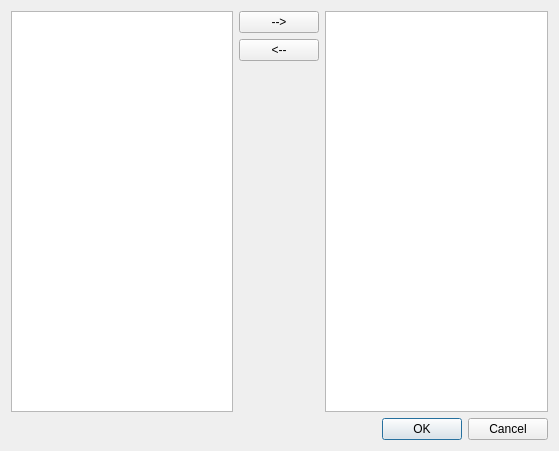
Qt form SIM-VICUS/src/SVNetworkDialogSelectPipes.ui (ghorwin/SIM-VICUS) before a commit.
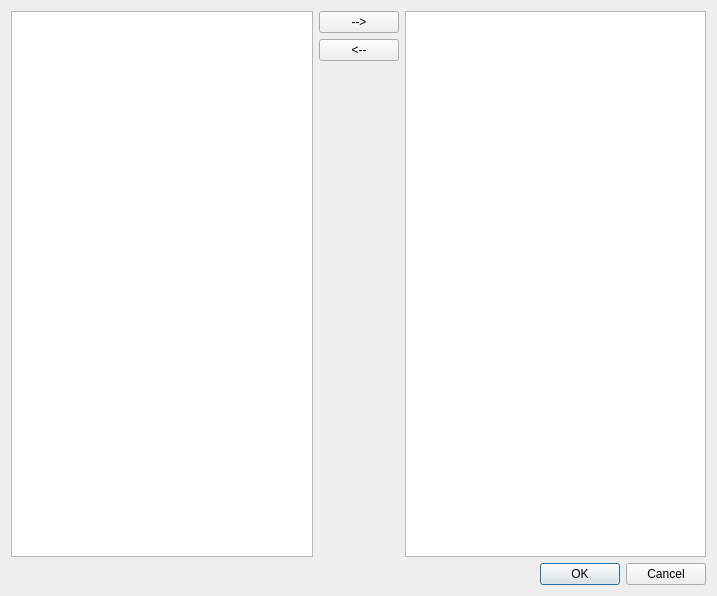
The same form after that commit.

```diff
--- a/SIM-VICUS/src/SVNetworkDialogSelectPipes.ui
+++ b/SIM-VICUS/src/SVNetworkDialogSelectPipes.ui
@@ -6,8 +6,8 @@
    <rect>
     <x>0</x>
     <y>0</y>
-    <width>559</width>
-    <height>451</height>
+    <width>717</width>
+    <height>596</height>
    </rect>
   </property>
   <property name="windowTitle">
```
